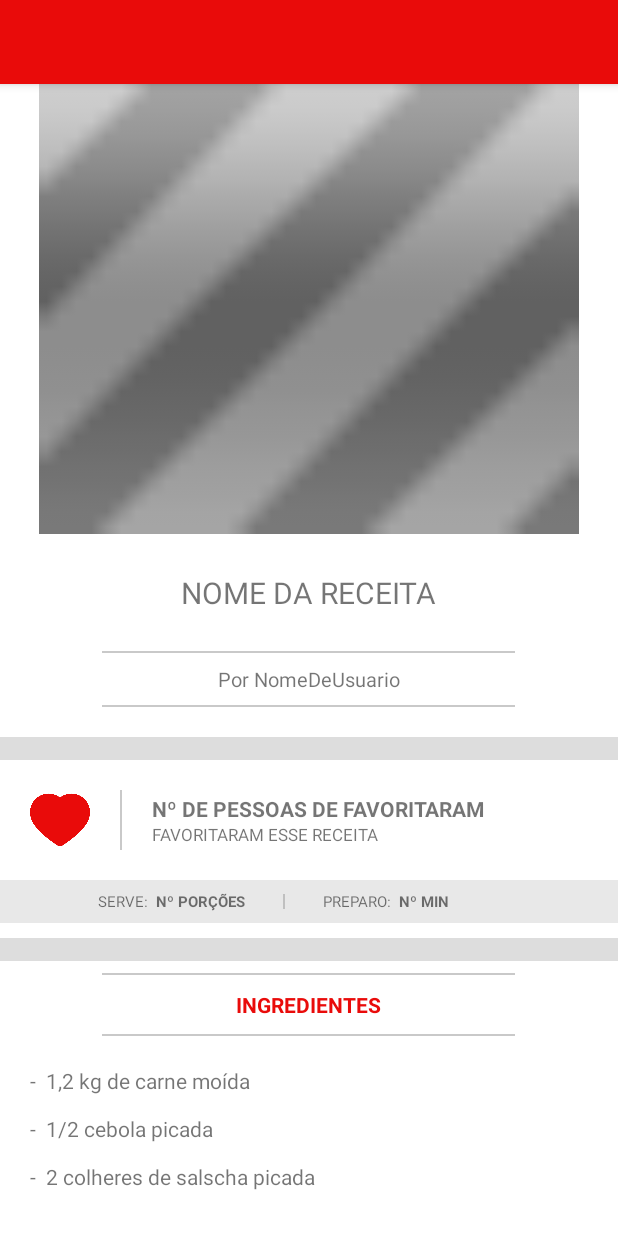
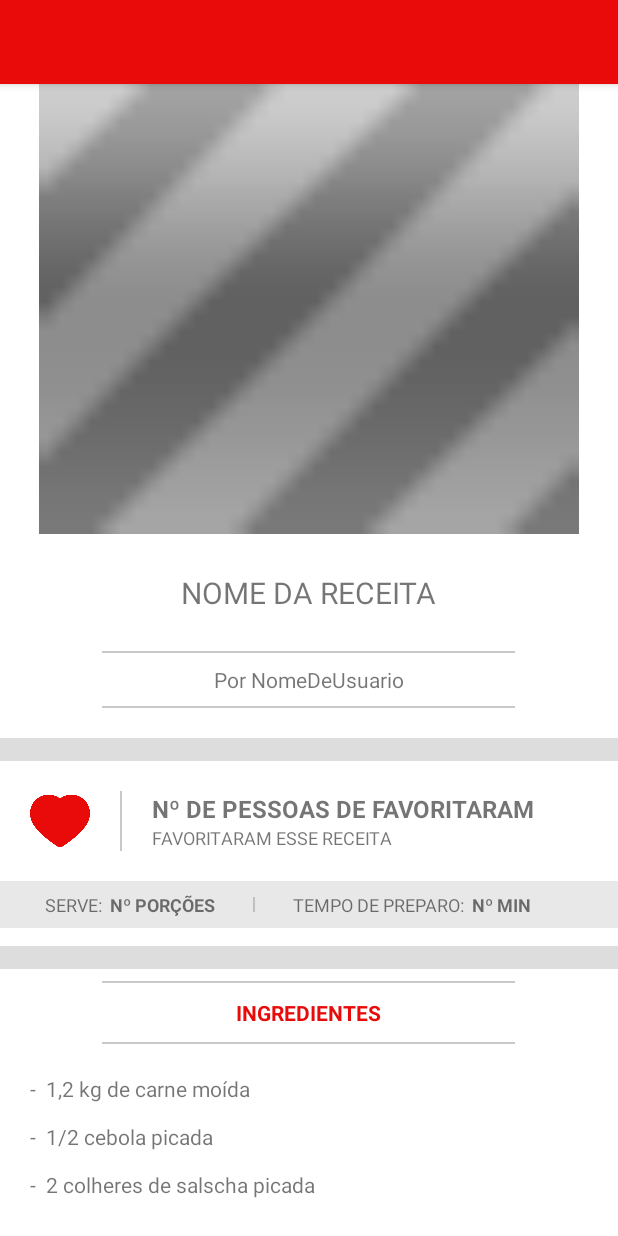
Before and after one commit to piresflp/Tasty, an Android app: the layout activity_receita.xml on its own in the app's theme, with its tools: preview values and no code run, on a phone screen of 412 x 824 dp. Run offline under Robolectric (Android 15) with nearby library versions, the phone set to English and light mode, and no system bars.

Commit message:
pesquisa de receita funcionante

```diff
--- a/Android/Tasty/app/src/main/AndroidManifest.xml
+++ b/Android/Tasty/app/src/main/AndroidManifest.xml
@@ -16,7 +16,7 @@
             android:name=".activities.receita.adicionar.AdicionarReceita"
             android:parentActivityName=".activities.main.MainActivity"/>
 
-        <activity android:name=".activities.receita.buscar.BuscarReceitaActivity"
+        <activity android:name=".activities.receita.pesquisar.PesquisarReceitaActivity"
             android:parentActivityName=".activities.main.MainActivity"/>
 
         <activity
--- a/Android/Tasty/app/src/main/java/com/example/tasty/activities/main/MainActivity.java
+++ b/Android/Tasty/app/src/main/java/com/example/tasty/activities/main/MainActivity.java
@@ -9,7 +9,7 @@ import androidx.appcompat.app.AppCompatActivity;
 import androidx.viewpager.widget.ViewPager;
 
 import com.example.tasty.R;
-import com.example.tasty.activities.receita.buscar.BuscarReceitaActivity;
+import com.example.tasty.activities.receita.pesquisar.PesquisarReceitaActivity;
 import com.example.tasty.activities.usuario.LoginCadastroActivity;
 import com.example.tasty.activities.usuario.visualizar.VisualizarPerfilActivity;
 import com.example.tasty.adapters.home.PageAdapter;
@@ -70,7 +70,7 @@ public class MainActivity extends AppCompatActivity {
         imgbLupa.setOnClickListener(new View.OnClickListener() {
             @Override
             public void onClick(View v) {
-                irParaOutraActivity(BuscarReceitaActivity.class);
+                irParaOutraActivity(PesquisarReceitaActivity.class);
             }
         });
     }
--- a/Android/Tasty/app/src/main/java/com/example/tasty/activities/receita/visualizar/ReceitaActivity.java
+++ b/Android/Tasty/app/src/main/java/com/example/tasty/activities/receita/visualizar/ReceitaActivity.java
@@ -66,8 +66,8 @@ public class ReceitaActivity extends AppCompatActivity {
     private void carregarDadosReceita(){
         tvNomeUsuarioReceita.setText("Publicada por: "+receita.getFkReceitaUsuario().getNomeDeUsuario());
         tvNomeReceita.setText(receita.getTitulo());
-        tvPorcoes.setText(Integer.toString(receita.getRendimento()));
-        tvTempo.setText(Integer.toString(receita.getTempoDePreparo()));
+        tvPorcoes.setText(Integer.toString(receita.getRendimento()) + " PORÇÕES");
+        tvTempo.setText(Integer.toString(receita.getTempoDePreparo()) + " MIN");
         tvIngredientes.setText(receita.getIngredientes());
         tvPreparo.setText(receita.getModoDePreparo());
         setQtdFavoritos();
--- a/Android/Tasty/app/src/main/java/com/example/tasty/fragments/Favorite2Fragment.java
+++ b/Android/Tasty/app/src/main/java/com/example/tasty/fragments/Favorite2Fragment.java
@@ -45,7 +45,6 @@ public class Favorite2Fragment extends Fragment {
     TextView tvQtdReceitasFavoritas;
     List<Favorito> listaFavoritos;
     List<Receita> listaReceitasFavoritas;
-    ArrayList<Receita> receitasFavList;
 
     // TODO: Rename parameter arguments, choose names that match
     // the fragment initialization parameters, e.g. ARG_ITEM_NUMBER
--- a/Android/Tasty/app/src/main/java/com/example/tasty/retrofit/config/RetrofitConfig.java
+++ b/Android/Tasty/app/src/main/java/com/example/tasty/retrofit/config/RetrofitConfig.java
@@ -4,7 +4,7 @@ import retrofit.GsonConverterFactory;
 import retrofit.Retrofit;
 
 public class RetrofitConfig {
-    public static final String BASE_URL = "http://143.106.203.0:3333/";
+    public static final String BASE_URL = "http://143.106.200.90:3333/";
 
     public static <S> S createService(Class<S> serviceClass){
         Retrofit retrofit = new Retrofit.Builder()
--- a/Android/Tasty/app/src/main/java/com/example/tasty/retrofit/services/ReceitaService.java
+++ b/Android/Tasty/app/src/main/java/com/example/tasty/retrofit/services/ReceitaService.java
@@ -1,5 +1,6 @@
 package com.example.tasty.retrofit.services;
 
+import com.example.tasty.retrofit.models.PesquisaReceita;
 import com.example.tasty.retrofit.models.Receita;
 
 import java.util.List;
@@ -9,6 +10,7 @@ import retrofit.http.Body;
 import retrofit.http.GET;
 import retrofit.http.POST;
 import retrofit.http.Path;
+import retrofit.http.Query;
 
 public interface ReceitaService {
     @GET("receita/favorito/{id}")
@@ -17,6 +19,9 @@ public interface ReceitaService {
     @GET("receita")
     Call<List<Receita>> consultarReceitas();
 
+    @POST("receita/pesquisar")
+    Call<List<Receita>> pesquisarReceitas(@Body PesquisaReceita umaPesquisa);
+
     @GET("receita/{id}")
     Call<Receita> consultarReceitaPorID(@Path("id") int id);
 
--- a/Android/Tasty/app/src/main/res/drawable/button_text_color.xml
+++ b/Android/Tasty/app/src/main/res/drawable/button_text_color.xml
@@ -1,5 +1,5 @@
 <?xml version="1.0" encoding="utf-8"?>
 <selector xmlns:android="http://schemas.android.com/apk/res/android">
-    <item android:color ="#FFF" android:state_pressed="true"/>
+    <item android:color ="#e90b0a" android:state_pressed="true"/>
     <item android:color = "#e90b0a"/>
 </selector>
--- a/Android/Tasty/app/src/main/res/drawable/search_input_style.xml
+++ b/Android/Tasty/app/src/main/res/drawable/search_input_style.xml
@@ -1,6 +1,6 @@
 <?xml version="1.0" encoding="utf-8"?>
 <shape xmlns:android="http://schemas.android.com/apk/res/android">
-    <solid android:color="#e90b0a"/>
+    <solid android:color="#FFFFFF"/>
     <corners android:radius="32dp"/>
     <padding android:top="12dp" android:left="12dp"
         android:bottom="12dp" android:right="12dp"/>
--- a/Android/Tasty/app/src/main/res/layout/activity_receita.xml
+++ b/Android/Tasty/app/src/main/res/layout/activity_receita.xml
@@ -82,7 +82,7 @@
                     android:layout_gravity="center"
                     android:layout_marginTop="8dp"
                     android:text="Por NomeDeUsuario"
-                    android:textSize="13dp" />
+                    android:textSize="14dp" />
 
                 <View
                     android:id="@+id/divider4"
@@ -133,31 +133,31 @@
                             android:layout_width="wrap_content"
                             android:layout_height="wrap_content"
                             android:text="Nº DE PESSOAS DE FAVORITARAM"
-                            android:textSize="14dp"
+                            android:textSize="16dp"
                             android:textStyle="bold" />
 
                         <TextView
                             android:layout_width="wrap_content"
                             android:layout_height="wrap_content"
                             android:text="FAVORITARAM ESSE RECEITA"
-                            android:textSize="11dp" />
+                            android:textSize="12dp" />
                     </LinearLayout>
                 </LinearLayout>
 
                 <LinearLayout
                     android:layout_width="match_parent"
                     android:layout_height="wrap_content"
-                    android:layout_marginBottom="10dp"
+                    android:layout_marginBottom="12dp"
                     android:background="#E8E8E8">
 
                     <TextView
                         android:layout_width="wrap_content"
                         android:layout_height="wrap_content"
-                        android:layout_marginLeft="65dp"
+                        android:layout_marginLeft="30dp"
                         android:layout_marginTop="7dp"
                         android:layout_marginBottom="7dp"
                         android:text="SERVE:  "
-                        android:textSize="10dp"/>
+                        android:textSize="12dp"/>
 
                     <TextView
                         android:id="@+id/tvPorcoes"
@@ -167,7 +167,7 @@
                         android:layout_marginBottom="7dp"
                         android:text="Nº PORÇÕES"
                         android:textStyle="bold"
-                        android:textSize="10dp"/>
+                        android:textSize="12dp"/>
 
                     <View
                         android:id="@+id/divider6"
@@ -183,8 +183,8 @@
                         android:layout_height="wrap_content"
                         android:layout_marginTop="7dp"
                         android:layout_marginBottom="7dp"
-                        android:text="PREPARO:  "
-                        android:textSize="10dp"/>
+                        android:text="TEMPO DE PREPARO:  "
+                        android:textSize="12dp"/>
 
                     <TextView
                         android:id="@+id/tvTempo"
@@ -194,7 +194,7 @@
                         android:layout_marginBottom="7dp"
                         android:text="Nº MIN"
                         android:textStyle="bold"
-                        android:textSize="10dp"/>
+                        android:textSize="12dp"/>
                 </LinearLayout>
 
             </LinearLayout>
--- a/Android/Tasty/app/src/main/res/values/colors.xml
+++ b/Android/Tasty/app/src/main/res/values/colors.xml
@@ -1,6 +1,6 @@
 <?xml version="1.0" encoding="utf-8"?>
 <resources>
     <color name="colorPrimary">#E80E08</color>
-    <color name="colorPrimaryDark">#FB8B46</color>
+    <color name="colorPrimaryDark">#e90b0a</color>
     <color name="colorAccent">#DDDDDD</color>
 </resources>
```
Also changed, not shown: Android/Tasty/app/src/main/java/com/example/tasty/activities/receita/buscar/BuscarReceitaActivity.java (deleted, +0 -79 lines), Android/Tasty/app/src/main/java/com/example/tasty/activities/receita/pesquisar/PesquisarReceitaActivity.java (added, +116 -0 lines), Android/Tasty/app/src/main/java/com/example/tasty/retrofit/models/PesquisaReceita.java (added, +30 -0 lines), Android/Tasty/app/src/main/res/layout/activity_pesquisar_receita.xml (renamed from Android/Tasty/app/src/main/res/layout/activity_buscar_receita.xml, +6 -5 lines), 2 other files.
